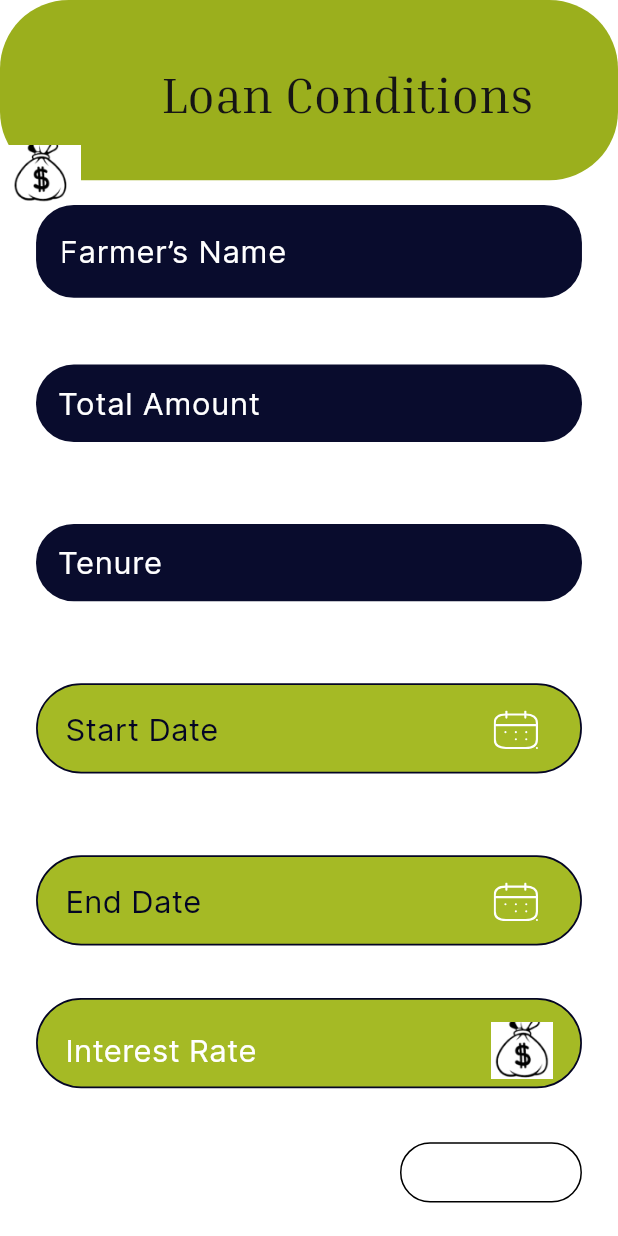
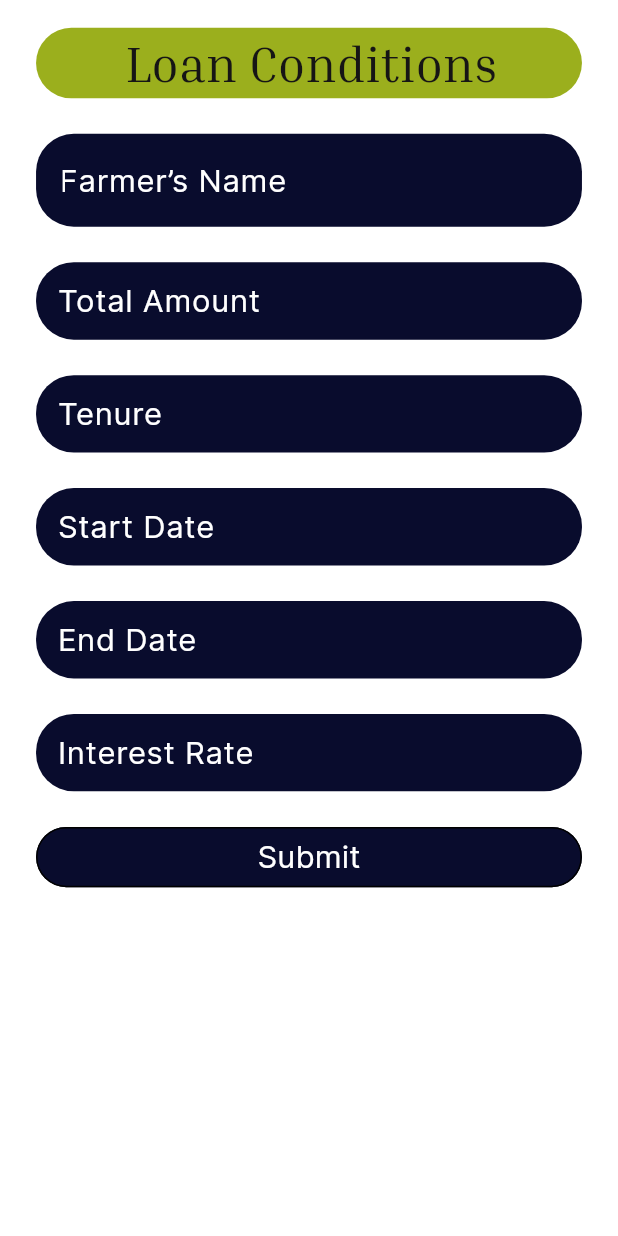
Before and after one commit to malaysharma2509/farmer_app_Agrifinn, a Flutter app: the AndroidLargeSevenScreen screen opened by its route, on a phone screen of 412 x 824 dp. Run offline on Flutter 3.47's test engine with Material 3 defaults, Android fonts, the phone set to English and light mode, and no system bars; our stand-ins replace cached_network_image, cloud_firestore, firebase_core, flutter_svg; accounts and stored records are empty.

Commit message:
major changes

```diff
--- a/lib/presentation/android_large_seven_screen/android_large_seven_screen.dart
+++ b/lib/presentation/android_large_seven_screen/android_large_seven_screen.dart
@@ -1,21 +1,17 @@
 import 'package:flutter/material.dart';
 import '../../core/app_export.dart';
 import '../../widgets/custom_outlined_button.dart';
-import '../../widgets/custom_text_form_field.dart'; // ignore_for_file: must_be_immutable
+import '../../widgets/custom_text_form_field.dart';
 
-// ignore_for_file: must_be_immutable
 class AndroidLargeSevenScreen extends StatelessWidget {
-  AndroidLargeSevenScreen({Key? key})
-      : super(
-          key: key,
-        );
+  AndroidLargeSevenScreen({Key? key}) : super(key: key);
 
   TextEditingController nameController = TextEditingController();
-
   TextEditingController amountController = TextEditingController();
-
   TextEditingController tenureValueOneController = TextEditingController();
-
+  TextEditingController startDateController = TextEditingController();
+  TextEditingController endDateController = TextEditingController();
+  TextEditingController interestRateController = TextEditingController();
   GlobalKey<FormState> _formKey = GlobalKey<FormState>();
 
   @override
@@ -23,46 +19,66 @@ class AndroidLargeSevenScreen extends StatelessWidget {
     return SafeArea(
       child: Scaffold(
         resizeToAvoidBottomInset: false,
-        body: SizedBox(
-          width: SizeUtils.width,
-          child: SingleChildScrollView(
+        body: SingleChildScrollView(
           padding: EdgeInsets.only(
             bottom: MediaQuery.of(context).viewInsets.bottom,
           ),
           child: Form(
             key: _formKey,
-              child: SizedBox(
-                width: double.maxFinite,
+            child: Padding(
+              padding: EdgeInsets.symmetric(horizontal: 21.h),
               child: Column(
+                crossAxisAlignment: CrossAxisAlignment.stretch,
                 children: [
+                  SizedBox(height: 18.v), // Adjusted height
                   _buildLoanConditions(context),
-                    SizedBox(height: 53.v),
-                    _buildAmount(context),
-                    SizedBox(height: 53.v),
-                    _buildTenureValueOne(context),
-                    SizedBox(height: 53.v),
-                    Padding(
-                      padding: EdgeInsets.symmetric(horizontal: 21.h),
-                      child: _buildRowEndDate(
-                        context,
-                        endDate: "Start Date",
+                  SizedBox(height: 23.v),
+                  CustomTextFormField( // Adjusted width
+                    controller: nameController,
+                    hintText: "Farmer’s Name",
+                    contentPadding: EdgeInsets.symmetric(
+                      horizontal: 10.h,
+                      vertical: 15.v,
                     ),
                   ),
-                    SizedBox(height: 53.v),
-                    Padding(
-                      padding: EdgeInsets.symmetric(horizontal: 21.h),
-                      child: _buildRowEndDate(
-                        context,
-                        endDate: "End Date",
+                  SizedBox(height: 23.v),
+                  CustomTextFormField( // Adjusted width
+                    controller: amountController,
+                    hintText: "Total Amount",
+                  ),
+                  SizedBox(height: 23.v),
+                  CustomTextFormField( // Adjusted width
+                    controller: tenureValueOneController,
+                    hintText: "Tenure",
+                    textInputAction: TextInputAction.done,
+                  ),
+                  SizedBox(height: 23.v),
+                  CustomTextFormField( // Adjusted width
+                    controller: startDateController,
+                    hintText: "Start Date",
+                  ),
+                  SizedBox(height: 23.v),
+                  CustomTextFormField( // Adjusted width
+                    controller: endDateController,
+                    hintText: "End Date",
+                  ),
+                  SizedBox(height: 23.v),
+                  CustomTextFormField( // Adjusted width
+                    controller: interestRateController,
+                    hintText: "Interest Rate",
+                  ),
+                  SizedBox(height: 23.v),
+                  SizedBox(
+                    width: double.infinity, // Set width to fill available space
+                    child: CustomOutlinedButton(
+                      text: "Submit",
+                      buttonStyle: CustomButtonStyles.fillPrimary,
+                      buttonTextStyle: theme.textTheme.titleLarge!,
+                      alignment: Alignment.center,
                     ),
                   ),
-                    SizedBox(height: 34.v),
-                    _buildRowInterestRate(context),
-                    SizedBox(height: 35.v),
-                    _buildSubmit(context),
-                    SizedBox(height: 5.v)
+                  SizedBox(height: 5.v),
                 ],
-                ),
               ),
             ),
           ),
@@ -71,178 +87,25 @@ class AndroidLargeSevenScreen extends StatelessWidget {
     );
   }
 
-  /// Section Widget
-  Widget _buildName(BuildContext context) {
-    return Padding(
-      padding: EdgeInsets.symmetric(horizontal: 21.h),
-      child: CustomTextFormField(
-        controller: nameController,
-        hintText: "Farmer’s Name",
-        contentPadding: EdgeInsets.symmetric(
-          horizontal: 10.h,
-          vertical: 15.v,
-        ),
-      ),
-    );
-  }
-
-  /// Section Widget
   Widget _buildLoanConditions(BuildContext context) {
-    return SizedBox(
-      height: 183.v,
-      width: double.maxFinite,
-      child: Stack(
-        alignment: Alignment.bottomLeft,
-        children: [
-          Align(
-            alignment: Alignment.center,
-            child: Column(
-              mainAxisSize: MainAxisSize.min,
-              children: [
-                Container(
+    return Container(
       width: double.maxFinite,
       padding: EdgeInsets.symmetric(
         horizontal: 49.h,
-                    vertical: 33.v,
+        vertical: 0, // Removed vertical padding
       ),
       decoration: AppDecoration.fillLime800.copyWith(
         borderRadius: BorderRadiusStyle.roundedBorder40,
       ),
       child: Column(
-                    mainAxisSize: MainAxisSize.min,
         crossAxisAlignment: CrossAxisAlignment.end,
         children: [
-                      SizedBox(height: 5.v),
           Text(
             "Loan Conditions",
             style: theme.textTheme.headlineLarge,
           )
         ],
       ),
-                ),
-                SizedBox(height: 16.v),
-                _buildName(context)
-              ],
-            ),
-          ),
-          CustomImageView(
-            imagePath: ImageConstant.imgDownload2,
-            height: 37.v,
-            width: 47.h,
-            alignment: Alignment.bottomLeft,
-            margin: EdgeInsets.only(bottom: 52.v),
-          )
-        ],
-      ),
-    );
-  }
-
-  /// Section Widget
-  Widget _buildAmount(BuildContext context) {
-    return Padding(
-      padding: EdgeInsets.symmetric(horizontal: 21.h),
-      child: CustomTextFormField(
-        controller: amountController,
-        hintText: "Total Amount",
-      ),
-    );
-  }
-
-  /// Section Widget
-  Widget _buildTenureValueOne(BuildContext context) {
-    return Padding(
-      padding: EdgeInsets.symmetric(horizontal: 21.h),
-      child: CustomTextFormField(
-        controller: tenureValueOneController,
-        hintText: "Tenure",
-        textInputAction: TextInputAction.done,
-      ),
-    );
-  }
-
-  /// Section Widget
-  Widget _buildRowInterestRate(BuildContext context) {
-    return Container(
-      margin: EdgeInsets.symmetric(horizontal: 21.h),
-      padding: EdgeInsets.symmetric(
-        horizontal: 16.h,
-        vertical: 5.v,
-      ),
-      decoration: AppDecoration.outlineBlack900.copyWith(
-        borderRadius: BorderRadiusStyle.roundedBorder27,
-      ),
-      child: Row(
-        mainAxisAlignment: MainAxisAlignment.spaceBetween,
-        crossAxisAlignment: CrossAxisAlignment.end,
-        children: [
-          Padding(
-            padding: EdgeInsets.only(
-              top: 14.v,
-              bottom: 4.v,
-            ),
-            child: Text(
-              "Interest Rate",
-              style: theme.textTheme.titleLarge,
-            ),
-          ),
-          CustomImageView(
-            imagePath: ImageConstant.imgDownload2,
-            height: 37.v,
-            width: 36.h,
-            margin: EdgeInsets.only(top: 6.v),
-          )
-        ],
-      ),
-    );
-  }
-
-  /// Section Widget
-  Widget _buildSubmit(BuildContext context) {
-    return CustomOutlinedButton(
-      width: 106.h,
-      text: "Submit",
-      margin: EdgeInsets.only(right: 21.h),
-      buttonTextStyle: theme.textTheme.titleLarge!,
-      alignment: Alignment.centerRight,
-    );
-  }
-
-  /// Common widget
-  Widget _buildRowEndDate(
-    BuildContext context, {
-    required String endDate,
-  }) {
-    return Container(
-      padding: EdgeInsets.symmetric(
-        horizontal: 16.h,
-        vertical: 13.v,
-      ),
-      decoration: AppDecoration.outlineBlack900.copyWith(
-        borderRadius: BorderRadiusStyle.roundedBorder27,
-      ),
-      child: Row(
-        mainAxisAlignment: MainAxisAlignment.spaceBetween,
-        children: [
-          Padding(
-            padding: EdgeInsets.only(top: 2.v),
-            child: Text(
-              endDate,
-              style: theme.textTheme.titleLarge!.copyWith(
-                color: appTheme.black900,
-              ),
-            ),
-          ),
-          CustomImageView(
-            imagePath: ImageConstant.imgCalendar,
-            height: 25.v,
-            width: 29.h,
-            margin: EdgeInsets.only(
-              top: 2.v,
-              right: 7.h,
-            ),
-          )
-        ],
-      ),
     );
   }
 }
```
Lines whose indentation alone changed are shown as unchanged.
